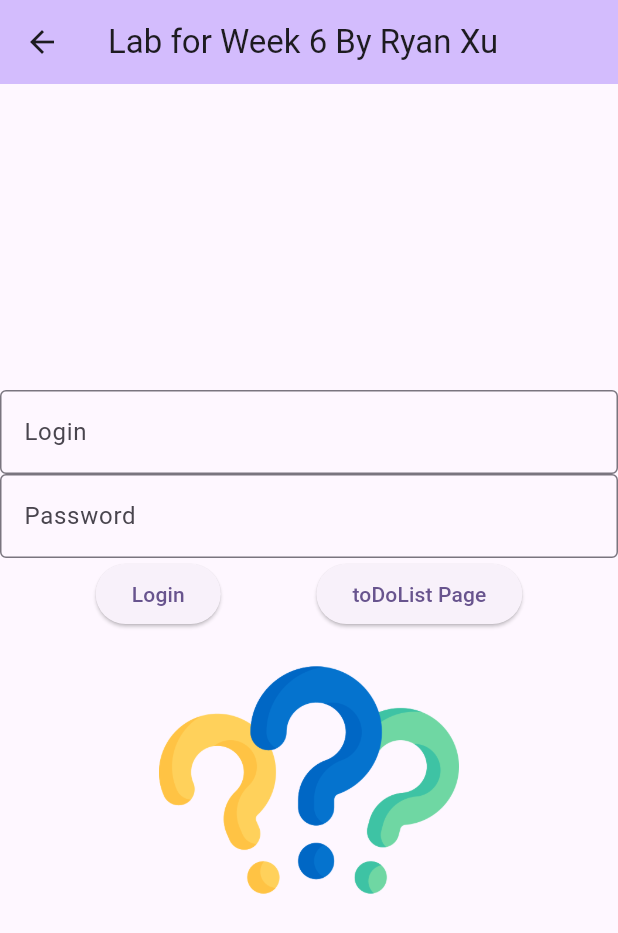
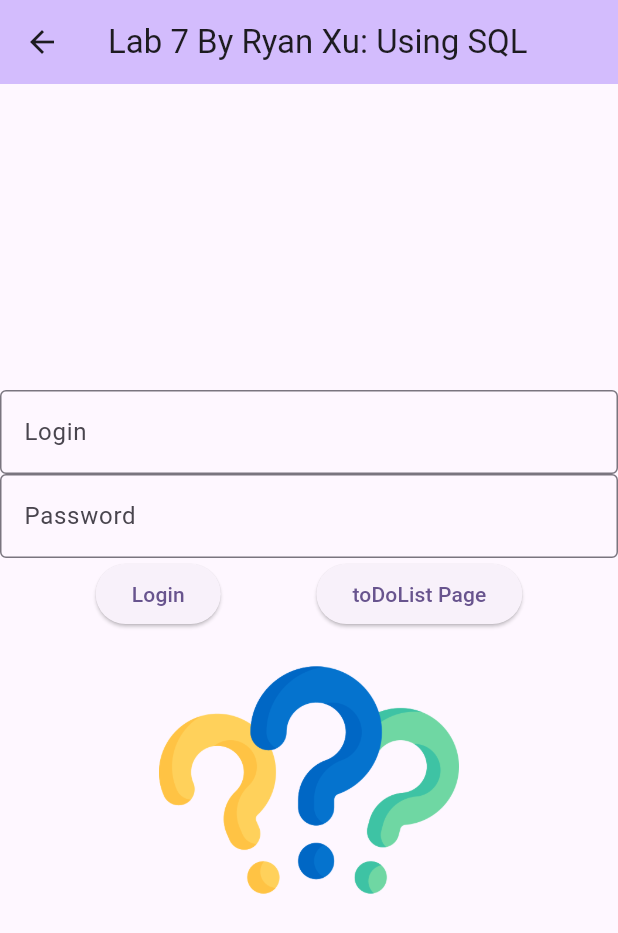
Before and after one commit to RyanXu11/CST2335_031_Labs, a Flutter app: the screen it shows after launch, on a phone screen of 412 x 824 dp. Shown: the top 933 px of the screen. Run offline on Flutter 3.47's test engine with Material 3 defaults, Android fonts, the phone set to English and light mode, and no system bars; missing offline and left inert: encrypted_shared_preferences; statements that could not run were skipped.

Commit message:
Lab 7 version 0.1

```diff
--- a/lib/main.dart
+++ b/lib/main.dart
@@ -18,11 +18,11 @@ class MyApp extends StatelessWidget {
     return MaterialApp(
       debugShowCheckedModeBanner: false,
       title: 'Flutter Demo',
-      home: const MyHomePage(title: 'Lab for Week 6 By Ryan Xu'),
+      home: const MyHomePage(title: 'Lab 7 By Ryan Xu: Using SQL'),
       routes: {
          // name        : Constructor for pages
         '/ProfilePage'  : (context) => ProfilePage(),
-        '/Homepage' : (context) => MyHomePage(title:'Lab for Week 6 By Ryan Xu'),  // can't use '/'
+        '/Homepage' : (context) => MyHomePage(title:'Lab 7 By Ryan Xu: Using SQL'),  // can't use '/'
         '/toDoList' : (context) => toDoList(), // The new page for lab 6
 
       },
```
